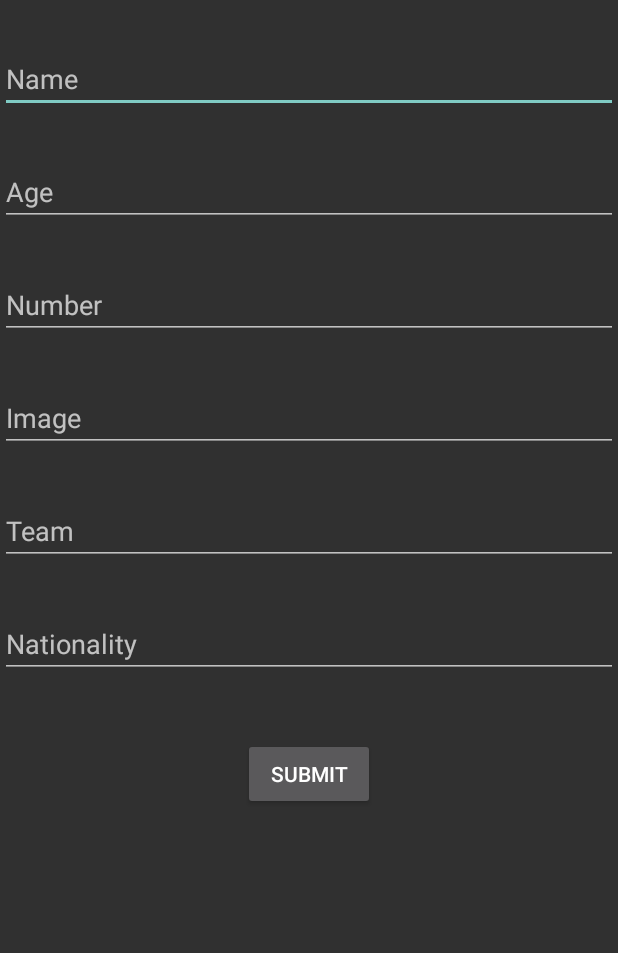
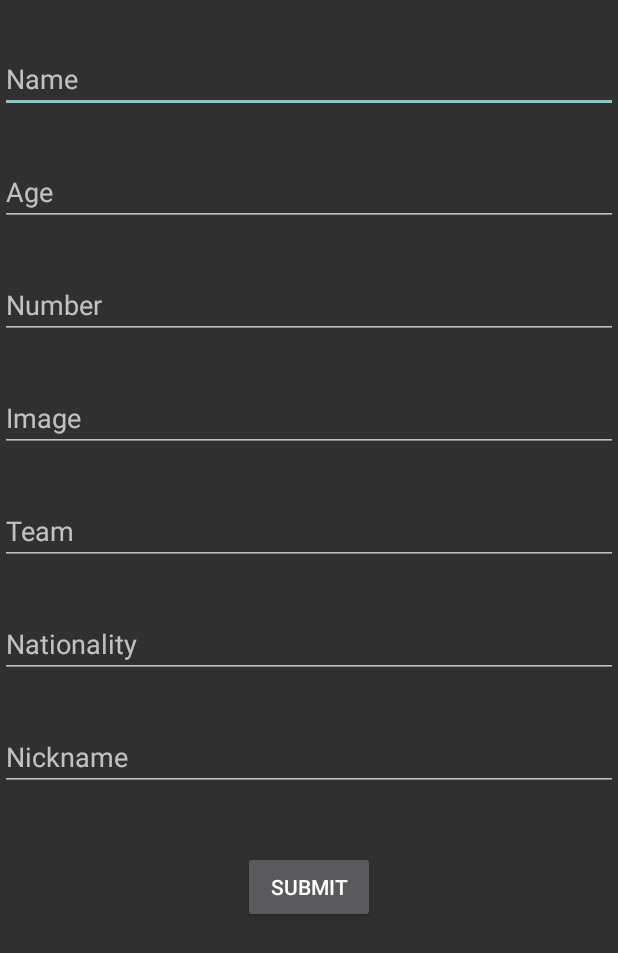
Before and after one commit to Mario7423/PFC_Afundacion, an Android app: the screen it shows after launch (AddPlayerScreen), after a tap on "SUBMIT", on a phone screen of 412 x 824 dp. Shown: the top 953 px of the screen. Run offline under Robolectric (Android 15) with nearby library versions, the phone set to English and light mode, and no system bars; our stand-ins replace Volley; network calls fail.

Commit message:
Modificada tabla Player añadiendo un atributo Nickname, añadido un jugador y modificado el endpoint

```diff
--- a/app/app/src/main/java/com/example/app/AddPlayerScreen.java
+++ b/app/app/src/main/java/com/example/app/AddPlayerScreen.java
@@ -21,7 +21,7 @@ import org.json.JSONObject;
 
 public class AddPlayerScreen extends AppCompatActivity {
 
-    private EditText name, age, number, image, nationality, team;
+    private EditText name, age, number, image, nationality, team, nickname;
     private Button button;
     private RequestQueue queue;
     private final String url = "http://10.0.2.2:8000/";
@@ -38,6 +38,7 @@ public class AddPlayerScreen extends AppCompatActivity {
         image = findViewById(R.id.image);
         nationality = findViewById(R.id.nationality);
         team = findViewById(R.id.team);
+        nickname = findViewById(R.id.nickname);
         button = findViewById(R.id.button);
 
         queue = Volley.newRequestQueue(this);
@@ -64,6 +65,7 @@ public class AddPlayerScreen extends AppCompatActivity {
             object.put("image", image.getText().toString());
             object.put("team", team.getText().toString());
             object.put("nationality", nationality.getText().toString());
+            object.put("nickname", nickname.getText().toString());
 
         } catch (JSONException e) {
             e.printStackTrace();
@@ -71,7 +73,7 @@ public class AddPlayerScreen extends AppCompatActivity {
 
         JsonObjectRequest request = new JsonObjectRequest(
                 Request.Method.POST,
-                url+"adm/add",
+                url+"v1/add",
                 object,
                 new Response.Listener<JSONObject>() {
                     @Override
--- a/app/app/src/main/res/layout/activity_add_player_screen.xml
+++ b/app/app/src/main/res/layout/activity_add_player_screen.xml
@@ -66,11 +66,21 @@
        android:layout_marginTop="30dp"
        android:hint="Nationality"/>
 
+   <EditText
+       android:id="@+id/nickname"
+       android:layout_width="match_parent"
+       android:layout_height="wrap_content"
+       app:layout_constraintTop_toBottomOf="@id/nationality"
+       app:layout_constraintEnd_toEndOf="parent"
+       app:layout_constraintStart_toStartOf="parent"
+       android:layout_marginTop="30dp"
+       android:hint="Nickname"/>
+
    <Button
        android:id="@+id/button"
        android:layout_width="wrap_content"
        android:layout_height="wrap_content"
-       app:layout_constraintTop_toBottomOf="@id/nationality"
+       app:layout_constraintTop_toBottomOf="@id/nickname"
        app:layout_constraintEnd_toEndOf="parent"
        app:layout_constraintStart_toStartOf="parent"
        android:layout_marginTop="40dp"
```
Also changed, not shown: 5 other files.
